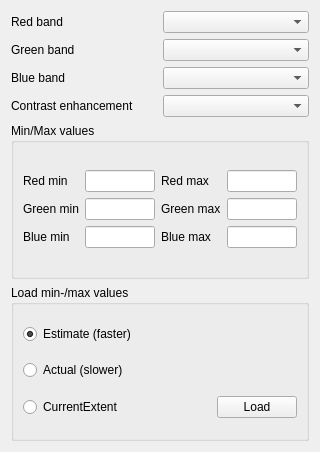
The window that src/ui/qgsmultibandcolorrendererwidgetbase.ui (qgis/QGIS) describes before a commit, drawn with Qt 5.
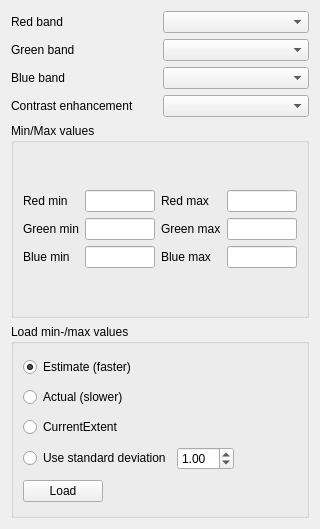
The same window after the commit.

Commit message: Add option to set min/max values to stdDev in singleband gray and multiband color widgets

The edit to the form file:
```diff
--- a/src/ui/qgsmultibandcolorrendererwidgetbase.ui
+++ b/src/ui/qgsmultibandcolorrendererwidgetbase.ui
@@ -7,7 +7,7 @@
     <x>0</x>
     <y>0</y>
     <width>320</width>
-    <height>452</height>
+    <height>529</height>
    </rect>
   </property>
   <property name="windowTitle">
@@ -355,7 +355,7 @@
         </property>
        </widget>
       </item>
-      <item row="2" column="1">
+      <item row="2" column="1" colspan="2">
        <spacer name="horizontalSpacer">
         <property name="orientation">
          <enum>Qt::Horizontal</enum>
@@ -368,13 +368,65 @@
         </property>
        </spacer>
       </item>
-      <item row="2" column="2">
+      <item row="3" column="0">
+       <widget class="QRadioButton" name="mUseStdDevRadioButton">
+        <property name="text">
+         <string>Use standard deviation</string>
+        </property>
+       </widget>
+      </item>
+      <item row="3" column="1">
+       <widget class="QDoubleSpinBox" name="mStdDevSpinBox">
+        <property name="sizePolicy">
+         <sizepolicy hsizetype="Fixed" vsizetype="Fixed">
+          <horstretch>0</horstretch>
+          <verstretch>0</verstretch>
+         </sizepolicy>
+        </property>
+        <property name="value">
+         <double>1.000000000000000</double>
+        </property>
+       </widget>
+      </item>
+      <item row="3" column="2">
+       <spacer name="horizontalSpacer_4">
+        <property name="orientation">
+         <enum>Qt::Horizontal</enum>
+        </property>
+        <property name="sizeHint" stdset="0">
+         <size>
+          <width>40</width>
+          <height>20</height>
+         </size>
+        </property>
+       </spacer>
+      </item>
+      <item row="4" column="0">
        <widget class="QPushButton" name="mLoadPushButton">
+        <property name="sizePolicy">
+         <sizepolicy hsizetype="Fixed" vsizetype="Fixed">
+          <horstretch>0</horstretch>
+          <verstretch>0</verstretch>
+         </sizepolicy>
+        </property>
         <property name="text">
          <string>Load</string>
         </property>
        </widget>
       </item>
+      <item row="4" column="1" colspan="2">
+       <spacer name="horizontalSpacer_5">
+        <property name="orientation">
+         <enum>Qt::Horizontal</enum>
+        </property>
+        <property name="sizeHint" stdset="0">
+         <size>
+          <width>251</width>
+          <height>20</height>
+         </size>
+        </property>
+       </spacer>
+      </item>
      </layout>
     </widget>
    </item>
```
The commit also changes 3 other files.
